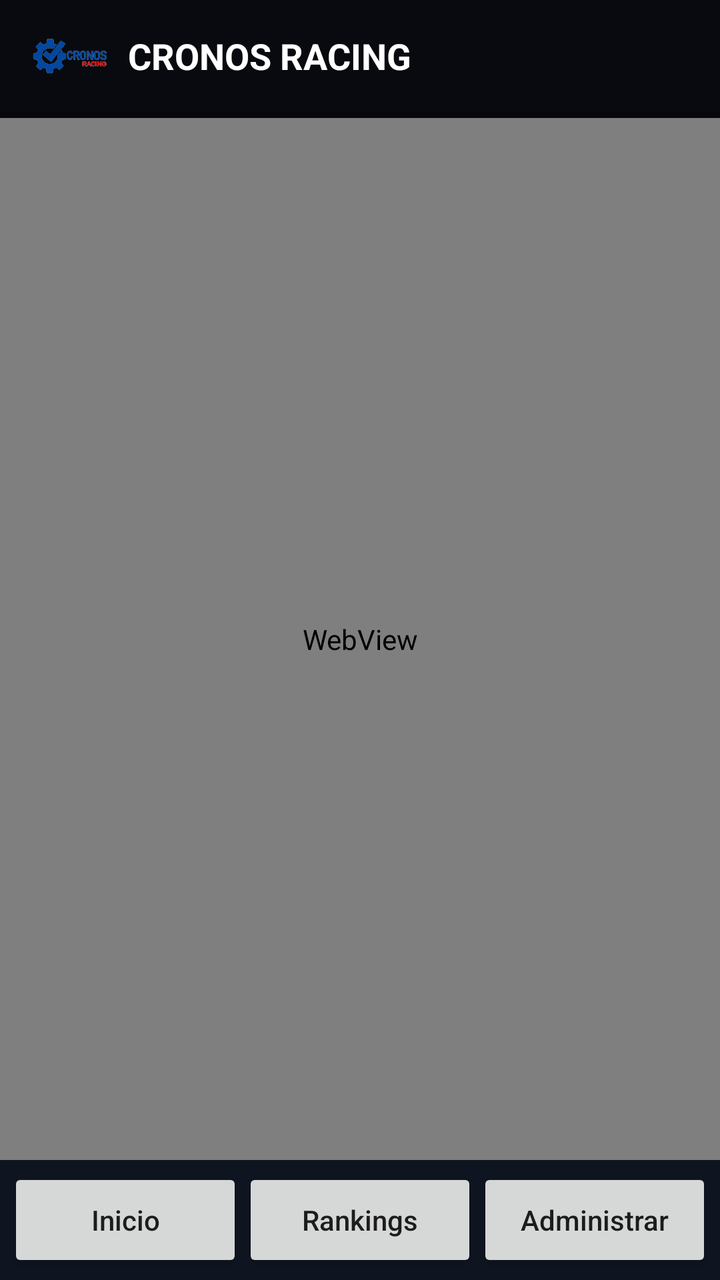
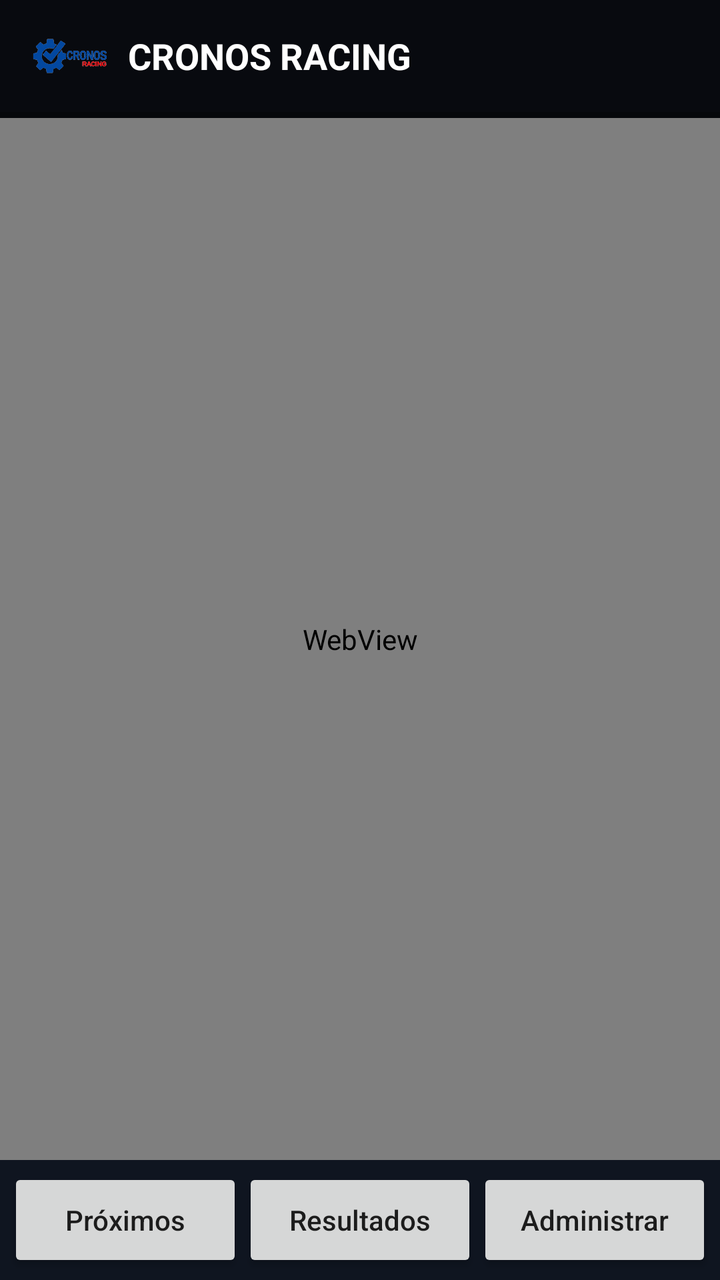

Before-and-after screenshots of an Android layout around one commit, followed by the original layout XML and the change that was made.
<!-- AndroidManifest.xml: application theme android:Theme.Material.Light.NoActionBar -->
<!-- res/layout/activity_main.xml -->
<?xml version="1.0" encoding="utf-8"?>
<LinearLayout xmlns:android="http://schemas.android.com/apk/res/android"
 android:layout_width="match_parent" android:layout_height="match_parent" android:orientation="vertical" android:background="#07090D">
    <LinearLayout android:layout_width="match_parent" android:layout_height="56dp" android:gravity="center_vertical" android:orientation="horizontal" android:background="#080A0F" android:paddingHorizontal="16dp">
      <ImageView android:layout_width="38dp" android:layout_height="38dp" android:src="@drawable/logo" android:contentDescription="Cronos Racing"/>
      <TextView android:layout_width="0dp" android:layout_weight="1" android:layout_height="wrap_content" android:layout_marginStart="10dp" android:text="CRONOS RACING" android:textColor="#FFFFFF" android:textStyle="bold" android:textSize="18sp" />
    </LinearLayout>
    <ProgressBar android:id="@+id/progress" style="?android:attr/progressBarStyleHorizontal" android:layout_width="match_parent" android:layout_height="3dp" android:progressTint="#FF1724" />
    <WebView android:id="@+id/webview" android:layout_width="match_parent" android:layout_height="0dp" android:layout_weight="1" />
    <LinearLayout android:layout_width="match_parent" android:layout_height="60dp" android:background="#0F1520" android:orientation="horizontal" android:padding="4dp">
      <Button android:id="@+id/home" android:layout_width="0dp" android:layout_height="match_parent" android:layout_weight="1" android:text="Inicio" android:textAllCaps="false" />
      <Button android:id="@+id/rankings" android:layout_width="0dp" android:layout_height="match_parent" android:layout_weight="1" android:text="Rankings" android:textAllCaps="false" />
      <Button android:id="@+id/admin" android:layout_width="0dp" android:layout_height="match_parent" android:layout_weight="1" android:text="Administrar" android:textAllCaps="false" />
    </LinearLayout>
</LinearLayout>
<!-- resources referenced by this layout -->
<resources>
  <!-- drawable logo: png bitmap (drawable, 38571 bytes) -->
</resources>

<!-- the commit's change to res/layout/activity_main.xml (unified diff, before → after) -->
@@ -8,8 +8,8 @@
     <ProgressBar android:id="@+id/progress" style="?android:attr/progressBarStyleHorizontal" android:layout_width="match_parent" android:layout_height="3dp" android:progressTint="#FF1724" />
     <WebView android:id="@+id/webview" android:layout_width="match_parent" android:layout_height="0dp" android:layout_weight="1" />
     <LinearLayout android:layout_width="match_parent" android:layout_height="60dp" android:background="#0F1520" android:orientation="horizontal" android:padding="4dp">
-      <Button android:id="@+id/home" android:layout_width="0dp" android:layout_height="match_parent" android:layout_weight="1" android:text="Inicio" android:textAllCaps="false" />
-      <Button android:id="@+id/rankings" android:layout_width="0dp" android:layout_height="match_parent" android:layout_weight="1" android:text="Rankings" android:textAllCaps="false" />
+      <Button android:id="@+id/home" android:layout_width="0dp" android:layout_height="match_parent" android:layout_weight="1" android:text="Próximos" android:textAllCaps="false" />
+      <Button android:id="@+id/rankings" android:layout_width="0dp" android:layout_height="match_parent" android:layout_weight="1" android:text="Resultados" android:textAllCaps="false" />
       <Button android:id="@+id/admin" android:layout_width="0dp" android:layout_height="match_parent" android:layout_weight="1" android:text="Administrar" android:textAllCaps="false" />
     </LinearLayout>
 </LinearLayout>
